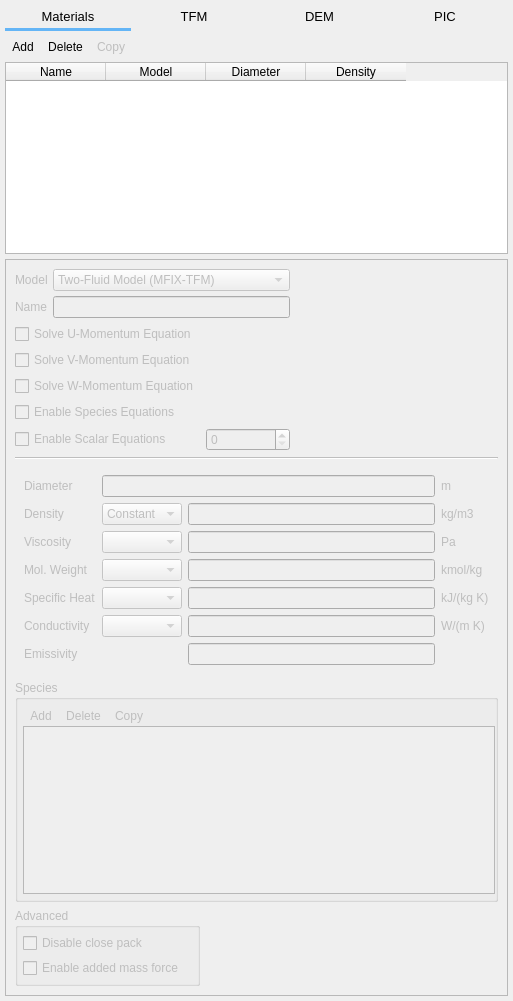
The window that gui/uifiles/solids.ui (truongd8593/mfix) describes before a commit, drawn with Qt 5.
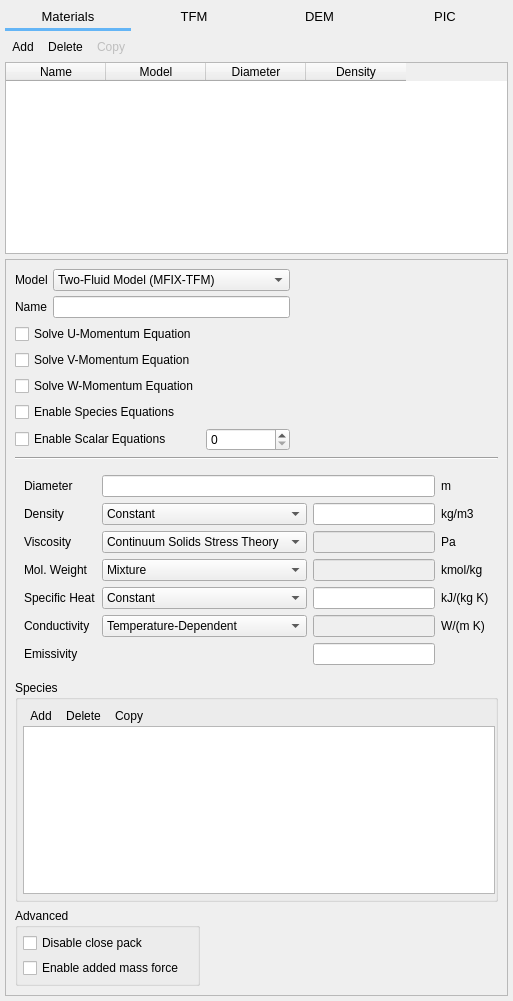
The same window after the commit. Custom widgets are drawn as their Qt base class.

Commit message: solids task pane, WIP

```diff
--- a/gui/uifiles/solids.ui
+++ b/gui/uifiles/solids.ui
@@ -272,7 +272,7 @@
        <item>
         <widget class="QScrollArea" name="scrollarea_solids_detail">
          <property name="enabled">
-          <bool>false</bool>
+          <bool>true</bool>
          </property>
          <property name="sizePolicy">
           <sizepolicy hsizetype="Expanding" vsizetype="Expanding">
@@ -465,10 +465,33 @@
                </widget>
               </item>
               <item row="2" column="1">
-               <widget class="ComboBox" name="comboBox_15"/>
+               <widget class="ComboBox" name="combobox_solids_viscosity_model">
+                <property name="currentIndex">
+                 <number>1</number>
+                </property>
+                <item>
+                 <property name="text">
+                  <string>Constant</string>
+                 </property>
+                </item>
+                <item>
+                 <property name="text">
+                  <string>Continuum Solids Stress Theory</string>
+                 </property>
+                </item>
+                <item>
+                 <property name="text">
+                  <string>UDF</string>
+                 </property>
+                </item>
+               </widget>
               </item>
               <item row="2" column="2">
-               <widget class="QLineEdit" name="lineEdit_31"/>
+               <widget class="QLineEdit" name="lineEdit_31">
+                <property name="enabled">
+                 <bool>false</bool>
+                </property>
+               </widget>
               </item>
               <item row="2" column="3">
                <widget class="QLabel" name="label_44">
@@ -485,10 +508,20 @@
                </widget>
               </item>
               <item row="3" column="1">
-               <widget class="ComboBox" name="comboBox_16"/>
+               <widget class="ComboBox" name="combobox_solids_mol_weight_model">
+                <item>
+                 <property name="text">
+                  <string>Mixture</string>
+                 </property>
+                </item>
+               </widget>
               </item>
               <item row="3" column="2">
-               <widget class="QLineEdit" name="lineEdit_32"/>
+               <widget class="QLineEdit" name="lineEdit_32">
+                <property name="enabled">
+                 <bool>false</bool>
+                </property>
+               </widget>
               </item>
               <item row="3" column="3">
                <widget class="QLabel" name="label_46">
@@ -505,7 +538,23 @@
                </widget>
               </item>
               <item row="4" column="1">
-               <widget class="ComboBox" name="comboBox_17"/>
+               <widget class="ComboBox" name="combobox_solids_specific_heat_model">
+                <item>
+                 <property name="text">
+                  <string>Constant</string>
+                 </property>
+                </item>
+                <item>
+                 <property name="text">
+                  <string>Mixture</string>
+                 </property>
+                </item>
+                <item>
+                 <property name="text">
+                  <string>UDF</string>
+                 </property>
+                </item>
+               </widget>
               </item>
               <item row="4" column="2">
                <widget class="QLineEdit" name="lineEdit_33"/>
@@ -525,10 +574,33 @@
                </widget>
               </item>
               <item row="5" column="1">
-               <widget class="ComboBox" name="comboBox_18"/>
+               <widget class="ComboBox" name="combobox_solids_conductivity_model">
+                <property name="currentIndex">
+                 <number>1</number>
+                </property>
+                <item>
+                 <property name="text">
+                  <string>Constant</string>
+                 </property>
+                </item>
+                <item>
+                 <property name="text">
+                  <string>Temperature-Dependent</string>
+                 </property>
+                </item>
+                <item>
+                 <property name="text">
+                  <string>UDF</string>
+                 </property>
+                </item>
+               </widget>
               </item>
               <item row="5" column="2">
-               <widget class="QLineEdit" name="lineEdit_34"/>
+               <widget class="QLineEdit" name="lineEdit_34">
+                <property name="enabled">
+                 <bool>false</bool>
+                </property>
+               </widget>
               </item>
               <item row="5" column="3">
                <widget class="QLabel" name="label_50">
@@ -545,7 +617,7 @@
                </widget>
               </item>
               <item row="6" column="2">
-               <widget class="QLineEdit" name="lineEdit"/>
+               <widget class="LineEdit" name="lineedit_keyword_des_em_args_S"/>
               </item>
              </layout>
             </widget>
@@ -1916,11 +1988,6 @@
   </layout>
  </widget>
  <customwidgets>
-  <customwidget>
-   <class>DoubleSpinBox</class>
-   <extends>QDoubleSpinBox</extends>
-   <header>widgets/base</header>
-  </customwidget>
   <customwidget>
    <class>CheckBox</class>
    <extends>QCheckBox</extends>
```
Left out of the diff: 38 changed lines with no effect on the pictures. The commit also changes 4 other files.
